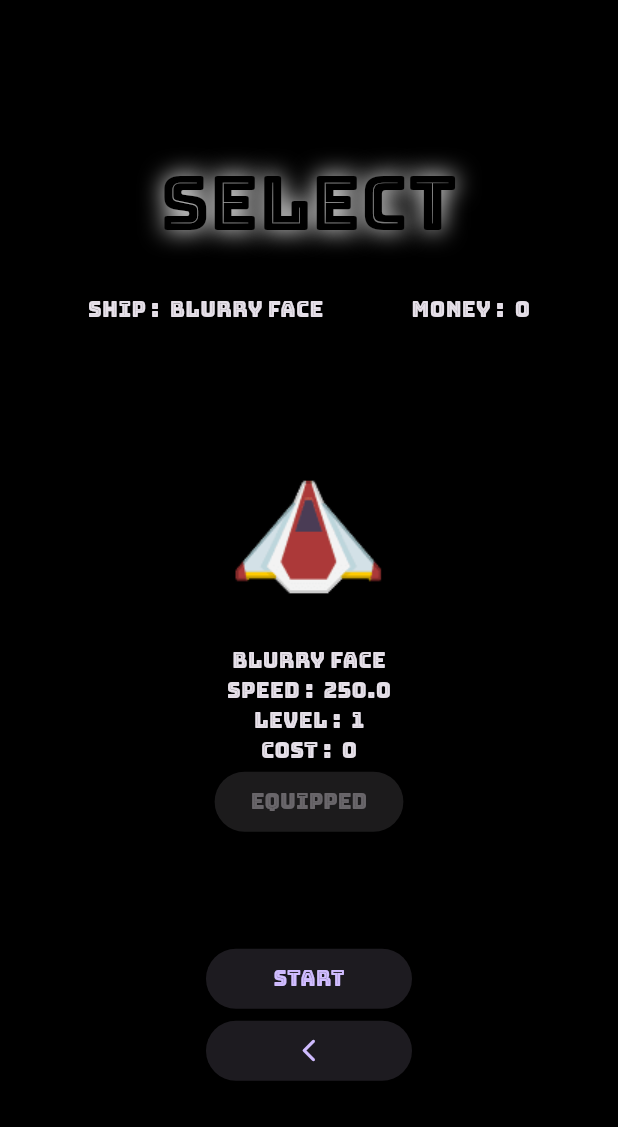
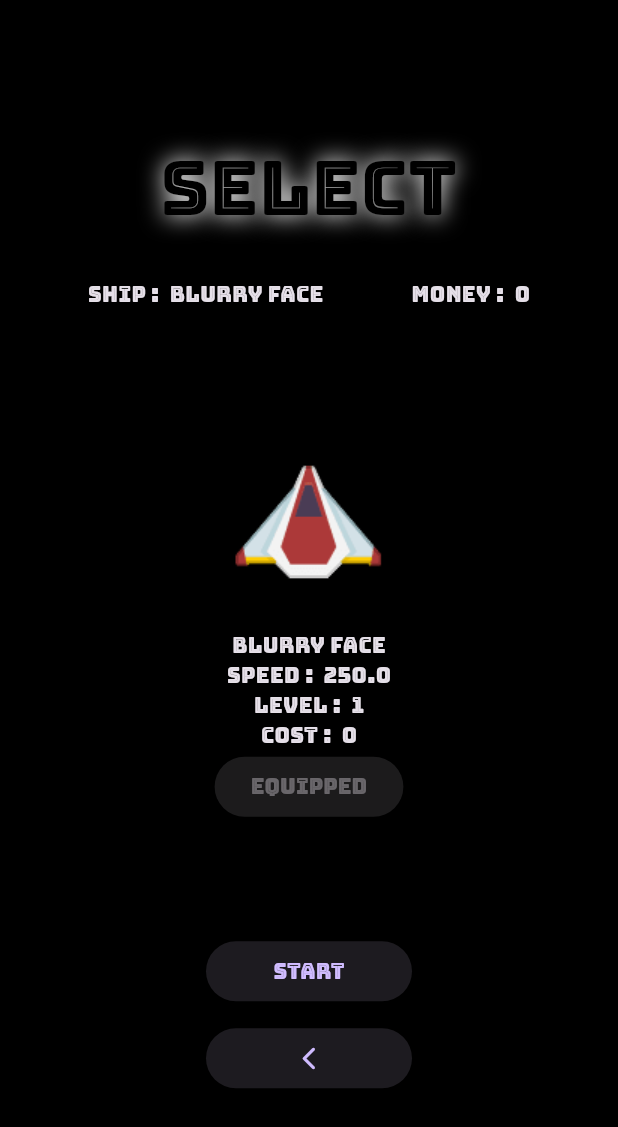
Before and after one commit to GauravDhuri/Space-Adventure, a Flutter app: the screen it shows after launch, after a tap on "Play", on a phone screen of 412 x 824 dp. Shown: the top 1127 px of the screen. Run offline on Flutter 3.47's test engine with Material 3 defaults, Android fonts, the phone set to English and light mode, and no system bars; drawn by our look-alikes of carousel_slider; our stand-ins replace hive; missing offline and left inert: dart:html, flame, flame_audio; accounts and stored records are empty.

Commit message:
added padding for web version

```diff
--- a/lib/screens/main_menu.dart
+++ b/lib/screens/main_menu.dart
@@ -30,19 +30,25 @@ class MainMenu extends StatelessWidget {
                 ),
               ),
             ),
-            SizedBox(
+            Padding(
+              padding: EdgeInsets.symmetric(vertical: 5.0),
+              child: SizedBox(
                 width: MediaQuery.of(context).size.width / 3,
                 child: ElevatedButton(
                   onPressed: () {
                     Navigator.of(context).pushReplacement(
-                    MaterialPageRoute(builder: (context) => const SelectSpaceship()
-                    )
+                      MaterialPageRoute(
+                        builder: (context) => const SelectSpaceship(),
+                      ),
                     );
                   },
-                child: const Text('Play')
+                  child: const Text('Play'),
                 ),
               ),
-            SizedBox(
+            ),
+            Padding(
+              padding: EdgeInsets.symmetric(vertical: 5.0),
+              child: SizedBox(
                 width: MediaQuery.of(context).size.width / 3,
                 child: ElevatedButton(
                   onPressed: () {
@@ -55,6 +61,7 @@ class MainMenu extends StatelessWidget {
                   child: const Text('Options')
                 ),
               ),
+            ),
           ],
         ),
       ),
--- a/lib/screens/select_spaceship.dart
+++ b/lib/screens/select_spaceship.dart
@@ -110,23 +110,31 @@ class SelectSpaceship extends StatelessWidget {
                 ),
               ),
             ),
-            SizedBox(
+            Padding(
+              padding: const EdgeInsets.symmetric(vertical: 5.0),
+              child: SizedBox(
               width: MediaQuery.of(context).size.width / 3,
               child: ElevatedButton(
                   onPressed: () {
                     Navigator.of(context).pushReplacement(MaterialPageRoute(
                         builder: (context) => const GamePlay()));
                   },
-                  child: const Text('Start')),
+                  child: const Text('Start')
+                ),
+              ),
             ),
-            SizedBox(
+            Padding(
+            padding: const EdgeInsets.symmetric(vertical: 5.0),
+            child: SizedBox(
               width: MediaQuery.of(context).size.width / 3,
               child: ElevatedButton(
                   onPressed: () {
                     Navigator.of(context).pushReplacement(MaterialPageRoute(
                         builder: (context) => const MainMenu()));
                   },
-                  child: const Icon(Icons.arrow_back_ios_new_rounded)),
+                  child: const Icon(Icons.arrow_back_ios_new_rounded)
+                ),
+              ),
             ),
           ],
         ),
```
Also changed, not shown: lib/screens/overlays/pause_menu.dart (+12 -5 lines). Lines whose indentation alone changed are shown as unchanged.
